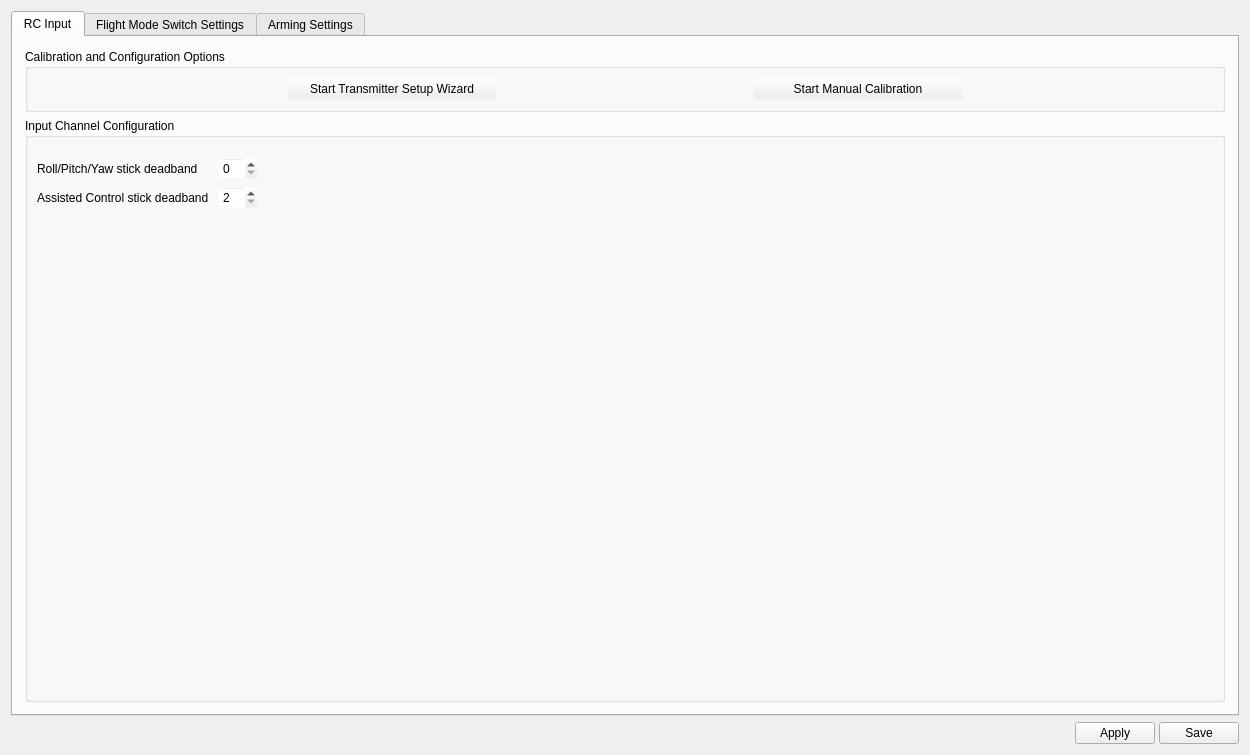
librepilot/LibrePilot, file ground/gcs/src/plugins/config/input.ui: the form before one commit.
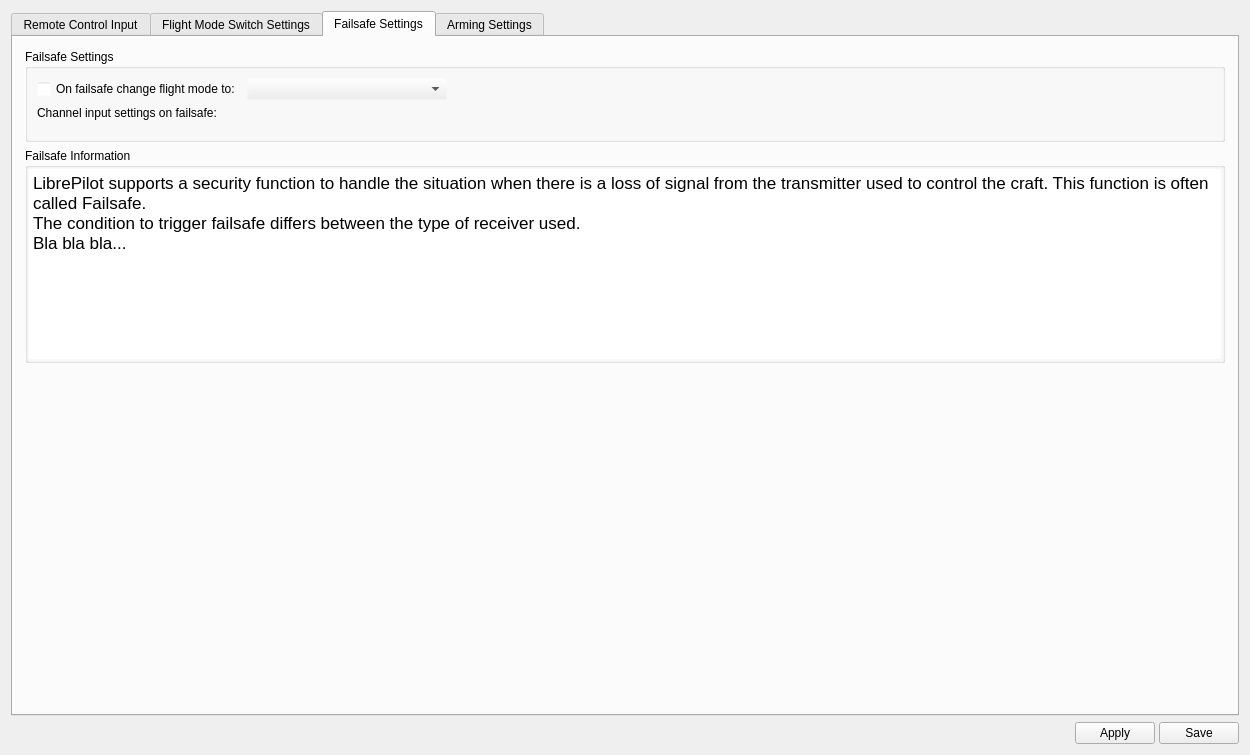
The form after the commit. The open tabs and pages were chosen to show the change. Icons and pictures are not drawn.

Commit message: LP-235 Adding GUI for failsafe configuration. TODO: Fix text in Failsafe tab to have information about how failsafe works and is intended to be configured.

```diff
--- a/ground/gcs/src/plugins/config/input.ui
+++ b/ground/gcs/src/plugins/config/input.ui
@@ -21,7 +21,7 @@
      </property>
      <widget class="QWidget" name="RCInput">
       <attribute name="title">
-       <string>RC Input</string>
+       <string>Remote Control Input</string>
       </attribute>
       <layout class="QVBoxLayout" name="verticalLayout_11">
        <property name="spacing">
@@ -2125,6 +2125,272 @@
        </item>
       </layout>
      </widget>
+     <widget class="QWidget" name="tab_failsafe">
+      <attribute name="title">
+       <string>Failsafe Settings</string>
+      </attribute>
+      <layout class="QHBoxLayout" name="horizontalLayout_3">
+       <property name="leftMargin">
+        <number>0</number>
+       </property>
+       <property name="topMargin">
+        <number>0</number>
+       </property>
+       <property name="rightMargin">
+        <number>0</number>
+       </property>
+       <property name="bottomMargin">
+        <number>0</number>
+       </property>
+       <item>
+        <widget class="QScrollArea" name="scrollArea_4">
+         <property name="palette">
+          <palette>
+           <active>
+            <colorrole role="Base">
+             <brush brushstyle="SolidPattern">
+              <color alpha="255">
+               <red>255</red>
+               <green>255</green>
+               <blue>255</blue>
+              </color>
+             </brush>
+            </colorrole>
+            <colorrole role="Window">
+             <brush brushstyle="SolidPattern">
+              <color alpha="0">
+               <red>232</red>
+               <green>232</green>
+               <blue>232</blue>
+              </color>
+             </brush>
+            </colorrole>
+           </active>
+           <inactive>
+            <colorrole role="Base">
+             <brush brushstyle="SolidPattern">
+              <color alpha="255">
+               <red>255</red>
+               <green>255</green>
+               <blue>255</blue>
+              </color>
+             </brush>
+            </colorrole>
+            <colorrole role="Window">
+             <brush brushstyle="SolidPattern">
+              <color alpha="0">
+               <red>232</red>
+               <green>232</green>
+               <blue>232</blue>
+              </color>
+             </brush>
+            </colorrole>
+           </inactive>
+           <disabled>
+            <colorrole role="Base">
+             <brush brushstyle="SolidPattern">
+              <color alpha="0">
+               <red>232</red>
+               <green>232</green>
+               <blue>232</blue>
+              </color>
+             </brush>
+            </colorrole>
+            <colorrole role="Window">
+             <brush brushstyle="SolidPattern">
+              <color alpha="0">
+               <red>232</red>
+               <green>232</green>
+               <blue>232</blue>
+              </color>
+             </brush>
+            </colorrole>
+           </disabled>
+          </palette>
+         </property>
+         <property name="frameShape">
+          <enum>QFrame::NoFrame</enum>
+         </property>
+         <property name="widgetResizable">
+          <bool>true</bool>
+         </property>
+         <widget class="QWidget" name="scrollAreaWidgetContents_4">
+          <property name="geometry">
+           <rect>
+            <x>0</x>
+            <y>0</y>
+            <width>1220</width>
+            <height>655</height>
+           </rect>
+          </property>
+          <layout class="QVBoxLayout" name="verticalLayout_5">
+           <property name="leftMargin">
+            <number>12</number>
+           </property>
+           <property name="topMargin">
+            <number>12</number>
+           </property>
+           <property name="rightMargin">
+            <number>12</number>
+           </property>
+           <property name="bottomMargin">
+            <number>12</number>
+           </property>
+           <item>
+            <widget class="QGroupBox" name="groupBox_8">
+             <property name="title">
+              <string>Failsafe Settings</string>
+             </property>
+             <layout class="QGridLayout" name="gridLayout_12">
+              <property name="leftMargin">
+               <number>9</number>
+              </property>
+              <property name="topMargin">
+               <number>9</number>
+              </property>
+              <property name="rightMargin">
+               <number>9</number>
+              </property>
+              <property name="bottomMargin">
+               <number>9</number>
+              </property>
+              <property name="horizontalSpacing">
+               <number>6</number>
+              </property>
+              <item row="1" column="0">
+               <layout class="QHBoxLayout" name="horizontalLayout_4">
+                <item>
+                 <widget class="QCheckBox" name="failsafeFlightModeCb">
+                  <property name="text">
+                   <string>On failsafe change flight mode to:</string>
+                  </property>
+                 </widget>
+                </item>
+                <item>
+                 <widget class="QComboBox" name="failsafeFlightMode">
+                  <property name="minimumSize">
+                   <size>
+                    <width>200</width>
+                    <height>0</height>
+                   </size>
+                  </property>
+                  <property name="focusPolicy">
+                   <enum>Qt::StrongFocus</enum>
+                  </property>
+                  <property name="toolTip">
+                   <string>When triggering failsafe switch to this flight mode.</string>
+                  </property>
+                 </widget>
+                </item>
+                <item>
+                 <spacer name="horizontalSpacer_8">
+                  <property name="orientation">
+                   <enum>Qt::Horizontal</enum>
+                  </property>
+                  <property name="sizeHint" stdset="0">
+                   <size>
+                    <width>40</width>
+                    <height>20</height>
+                   </size>
+                  </property>
+                 </spacer>
+                </item>
+               </layout>
+              </item>
+              <item row="3" column="0">
+               <layout class="QGridLayout" name="failsafeChannelsLayout">
+                <property name="topMargin">
+                 <number>10</number>
+                </property>
+               </layout>
+              </item>
+              <item row="2" column="0">
+               <widget class="QLabel" name="label">
+                <property name="text">
+                 <string>Channel input settings on failsafe:</string>
+                </property>
+               </widget>
+              </item>
+             </layout>
+            </widget>
+           </item>
+           <item>
+            <widget class="QGroupBox" name="groupBox_7">
+             <property name="sizePolicy">
+              <sizepolicy hsizetype="Preferred" vsizetype="Minimum">
+               <horstretch>0</horstretch>
+               <verstretch>0</verstretch>
+              </sizepolicy>
+             </property>
+             <property name="title">
+              <string>Failsafe Information</string>
+             </property>
+             <property name="flat">
+              <bool>false</bool>
+             </property>
+             <layout class="QHBoxLayout" name="horizontalLayout_6">
+              <property name="leftMargin">
+               <number>0</number>
+              </property>
+              <property name="topMargin">
+               <number>0</number>
+              </property>
+              <property name="rightMargin">
+               <number>0</number>
+              </property>
+              <property name="bottomMargin">
+               <number>0</number>
+              </property>
+              <item>
+               <widget class="QTextEdit" name="textEdit">
+                <property name="sizePolicy">
+                 <sizepolicy hsizetype="Expanding" vsizetype="Minimum">
+                  <horstretch>0</horstretch>
+                  <verstretch>0</verstretch>
+                 </sizepolicy>
+                </property>
+                <property name="autoFormatting">
+                 <set>QTextEdit::AutoNone</set>
+                </property>
+                <property name="readOnly">
+                 <bool>true</bool>
+                </property>
+                <property name="html">
+                 <string>&lt;!DOCTYPE HTML PUBLIC &quot;-//W3C//DTD HTML 4.0//EN&quot; &quot;http://www.w3.org/TR/REC-html40/strict.dtd&quot;&gt;
+&lt;html&gt;&lt;head&gt;&lt;meta name=&quot;qrichtext&quot; content=&quot;1&quot; /&gt;&lt;style type=&quot;text/css&quot;&gt;
+p, li { white-space: pre-wrap; }
+&lt;/style&gt;&lt;/head&gt;&lt;body style=&quot; font-family:'.SF NS Text'; font-size:13pt; font-weight:400; font-style:normal;&quot;&gt;
+&lt;p style=&quot; margin-top:0px; margin-bottom:0px; margin-left:0px; margin-right:0px; -qt-block-indent:0; text-indent:0px;&quot;&gt;LibrePilot supports a security function to handle the situation when there is a loss of signal from the transmitter used to control the craft. This function is often called Failsafe.&lt;/p&gt;
+&lt;p style=&quot; margin-top:0px; margin-bottom:0px; margin-left:0px; margin-right:0px; -qt-block-indent:0; text-indent:0px;&quot;&gt;The condition to trigger failsafe differs between the type of receiver used.&lt;/p&gt;
+&lt;p style=&quot; margin-top:0px; margin-bottom:0px; margin-left:0px; margin-right:0px; -qt-block-indent:0; text-indent:0px;&quot;&gt;Bla bla bla...&lt;/p&gt;&lt;/body&gt;&lt;/html&gt;</string>
+                </property>
+                <property name="acceptRichText">
+                 <bool>true</bool>
+                </property>
+               </widget>
+              </item>
+             </layout>
+            </widget>
+           </item>
+           <item>
+            <spacer name="verticalSpacer_4">
+             <property name="orientation">
+              <enum>Qt::Vertical</enum>
+             </property>
+             <property name="sizeHint" stdset="0">
+              <size>
+               <width>20</width>
+               <height>40</height>
+              </size>
+             </property>
+            </spacer>
+           </item>
+          </layout>
+         </widget>
+        </widget>
+       </item>
+      </layout>
+     </widget>
      <widget class="QWidget" name="tab_4">
       <attribute name="title">
        <string>Arming Settings</string>
```
The commit also changes 8 other files.
